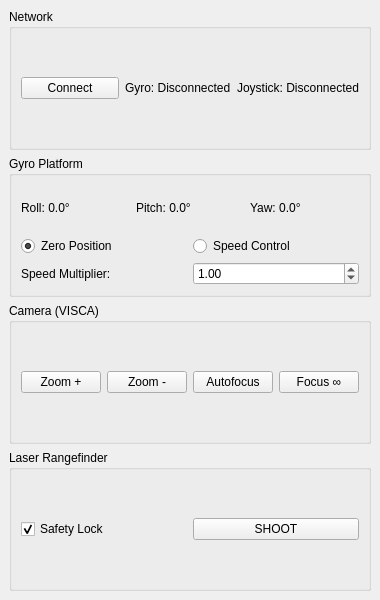
Before: the Qt Designer form mainwindow.ui in Shimanovich/gsp_control, drawn with Qt 5.
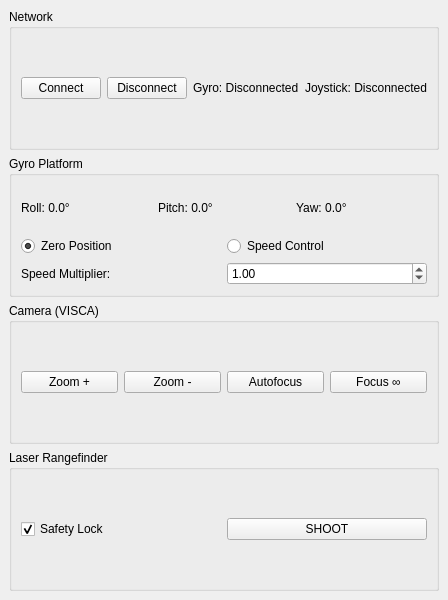
After: the same form once the commit is applied.

What changed in the file:
```diff
--- a/mainwindow.ui
+++ b/mainwindow.ui
@@ -28,6 +28,13 @@
          </property>
         </widget>
        </item>
+       <item>
+        <widget class="QPushButton" name="btnDisconnect">
+         <property name="text">
+          <string>Disconnect</string>
+         </property>
+        </widget>
+       </item>
        <item>
         <widget class="QLabel" name="labelGyroStatus">
          <property name="text">
```
